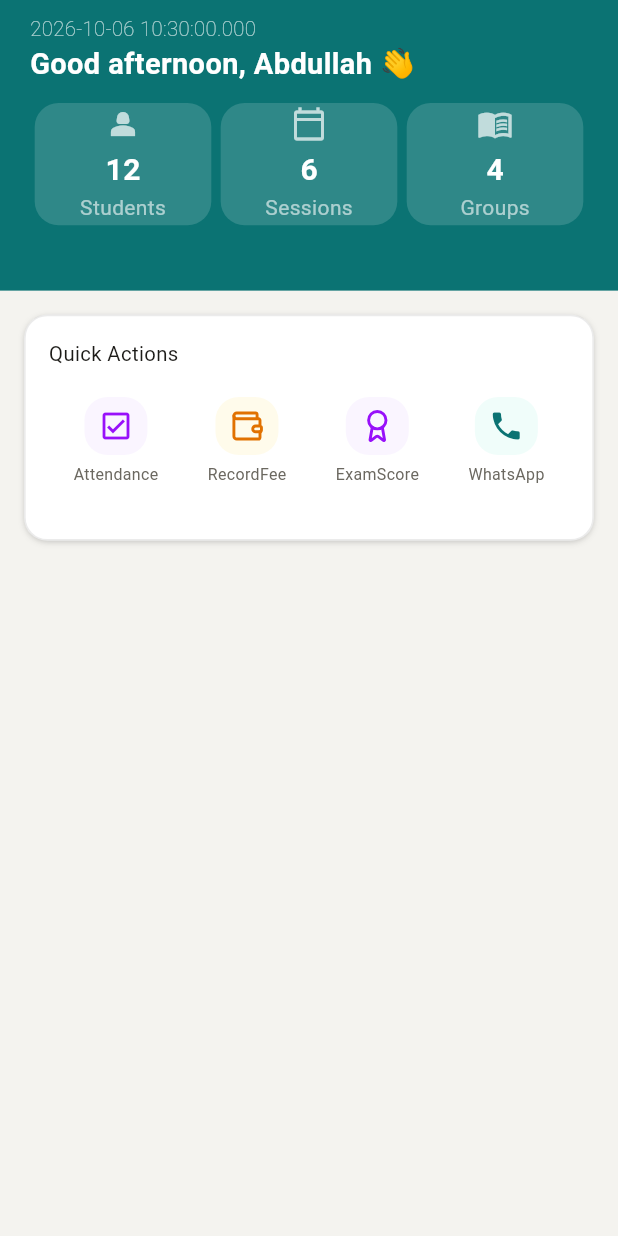
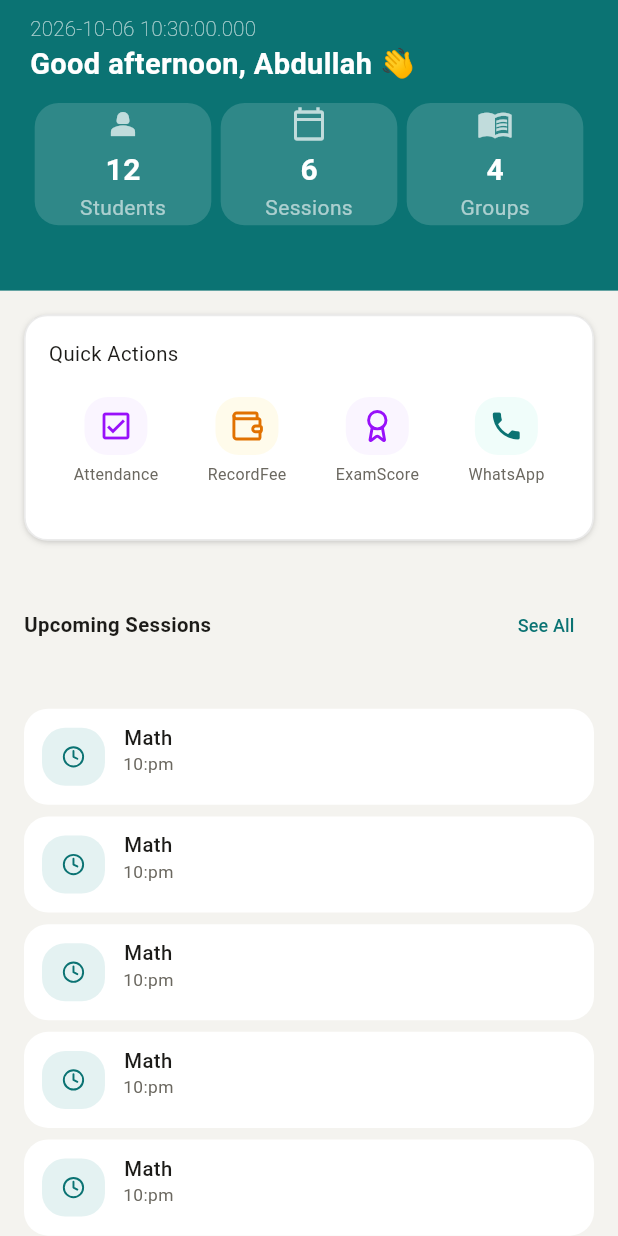
Before and after one commit to EyadWaleid/TutorDesk, a Flutter app: the screen it shows after launch, on a phone screen of 412 x 824 dp. Run offline on Flutter 3.47's test engine with Material 3 defaults, Android fonts, the phone set to English and light mode, and no system bars; our stand-ins replace drift, drift_flutter, flutter_screenutil, flutter_svg, go_router; missing offline and left inert: dart:ffi; accounts and stored records are empty; generated files the repository leaves out were written again.

Commit message:
the UI of homeScreen is completed

```diff
--- /dev/null
+++ b/lib/Screens/HomeScreen/presentation/view/QuickActionFeatures.dart
@@ -0,0 +1,121 @@
+import 'package:flutter/material.dart';
+
+import '../../../../Core/Style/coloursExtention.dart';
+import 'package:flutter_screenutil/flutter_screenutil.dart';
+
+import '../../../../generated/assets.dart';
+
+class QuickActionFeatures extends StatelessWidget {
+  const QuickActionFeatures({super.key});
+
+  @override
+  Widget build(BuildContext context) {
+    final themeColors = Theme.of(context).extension<TutorDeskColours>();
+
+    return   Padding(
+      padding: const EdgeInsets.all(16),
+      child: Container(
+        height: 156.h,
+        padding: EdgeInsets.all(16.r), // Added padding matching Figma spec
+        decoration: BoxDecoration(
+          color: Colors.white,
+          borderRadius: BorderRadius.circular(16.r), // Figma corner radius: 16
+          border: Border.all(
+            color: Colors.black.withOpacity(0.08), // Figma stroke: #000000 8%
+            width: 1.14,
+          ),
+          boxShadow: [
+            // Drop Shadow 1
+            BoxShadow(
+              color: Colors.black.withOpacity(0.1),
+              offset: const Offset(0, 1),
+              blurRadius: 3.r,
+              spreadRadius: 0,
+            ),
+            // Drop Shadow 2
+            BoxShadow(
+              color: Colors.black.withOpacity(0.10), // Figma color: #000000 10%
+              offset: const Offset(0, 1),
+              blurRadius: 2.r,
+              spreadRadius: -1.r, // Spread -1 supported directly in BoxShadow
+            ),
+          ],
+        ),
+        child: Column(
+          crossAxisAlignment: CrossAxisAlignment.start,
+          children: [
+            Text(
+              "Quick Actions",
+              style: TextStyle(
+                fontSize: 14.sp,
+                color: themeColors?.primaryBlack,
+              ),
+            ),
+            SizedBox(height: 20.h),
+            Row(
+              mainAxisAlignment: MainAxisAlignment.spaceAround,
+              children: [
+                QucikActionsFeatures(
+                  iconFeature: Icon(Icons.check_box_outlined,color: Color(0xFF9810FA),),
+                  themeColors: themeColors,
+                  iconBackgroundColour: const Color(0xFFFAF5FF),
+                  featureName: 'Attendance',
+                ),
+                QucikActionsFeatures(
+                  iconFeature: Assets.core.assets.images.walletIcon.svg(
+                    width: 24.w,
+                    height: 24.h,
+                    color: const Color(0xFFE17100),
+                  ),
+                  iconBackgroundColour: const Color(0xFFFFFBEB),
+                  featureName: "RecordFee", themeColors: themeColors,
+                ),
+                QucikActionsFeatures(
+                  iconFeature:Assets.core.assets.images.examScore.svg(
+                    width: 24.w,
+                    height: 24.h,
+                    color: Color(0xFF9810FA),
+                  ),
+                  themeColors: themeColors,
+                  iconBackgroundColour: const Color(0xFFFAF5FF),
+                  featureName: "ExamScore",
+                ),
+                QucikActionsFeatures(
+                  iconFeature: Icon(Icons.phone,color: themeColors!.primaryColour,),
+                  themeColors: themeColors,
+                  iconBackgroundColour: const Color(0xFFF0FDFA),
+                  featureName: 'WhatsApp',
+                ),
+              ],
+            ),
+          ],
+        ),
+      ),
+
+    );
+
+
+
+  }
+  Column QucikActionsFeatures({required Widget iconFeature,required TutorDeskColours? themeColors ,required Color iconBackgroundColour ,required String featureName}) {
+    return  Column(
+      mainAxisAlignment: MainAxisAlignment.center,
+      children: [
+        Container(
+            width: 40.w ,
+            height: 40.h ,
+            decoration: BoxDecoration(
+                color:iconBackgroundColour,
+                border: Border.all(style: BorderStyle.none) ,
+                borderRadius: BorderRadius.circular(16.r)
+            ),
+            child:Center(
+              child: iconFeature,
+            )),
+        SizedBox(height: 6.h,),
+        Text(featureName , style: TextStyle(color: themeColors?.textGrey , fontSize: 11.sp ),),
+      ],
+    );
+  }
+
+}
--- /dev/null
+++ b/lib/Screens/HomeScreen/presentation/view/UpcomingSessionsWiget.dart
@@ -0,0 +1,68 @@
+import 'package:flutter/material.dart';
+import 'package:flutter_screenutil/flutter_screenutil.dart';
+import '../../../../Core/Style/coloursExtention.dart';
+import '../../../../generated/assets.dart';
+
+class UpcominSessionsWidget extends StatelessWidget {
+  const UpcominSessionsWidget({
+    super.key,
+  });
+
+  @override
+  Widget build(BuildContext context) {
+    final themeColors = Theme.of(context).extension<TutorDeskColours>();
+
+    return Padding(
+      padding: EdgeInsets.all(16),
+
+      child:ListView.separated(
+        separatorBuilder: (context, index) => SizedBox(height: 8.h,),
+        shrinkWrap: true, // Allows the ListView to calculate its height based on children
+        physics: const NeverScrollableScrollPhysics(), // Disables scrolling for ListView so SingleChildScrollView handles it
+        itemCount: 5, // Make sure to set an itemCount
+        itemBuilder: (context, index) {
+          return SessionCard(className: '3bod', subject: 'Math', subTitle: '10:pm', themeColor: themeColors!);
+        },
+      ),
+    );
+  }
+
+  Container SessionCard({required String className , required String subject , required  String subTitle , required TutorDeskColours themeColor }) {
+    return Container(
+          height: 66.28.h,
+          decoration: BoxDecoration(
+            color: Colors.white,
+            borderRadius: BorderRadius.circular(16),
+          ),
+          child: Padding(
+            padding: const EdgeInsets.symmetric(horizontal: 12 ,vertical: 10 ),
+            child: Row(
+              children: [
+                Container(
+                  width: 40.w,
+                  height: 40.h,
+                  decoration: BoxDecoration(
+                    color: const Color(0xFFE4F2F2),
+                    border: Border.all(style: BorderStyle.none),
+                    borderRadius: BorderRadius.circular(16.r),
+                  ),
+                  child: Center(
+                    child: Assets.core.assets.images.clockIcon.svg(
+                      width: 16.w,
+                      height: 16.h,
+                    ),
+                  ),
+                ),
+                SizedBox(width: 12,),
+                Column(
+                  children: [
+                    Text(subject , style:  TextStyle(fontSize:14.sp, fontWeight: FontWeight.w500 , color: themeColor!.primaryBlack),),
+                    Text(subTitle , style:  TextStyle( fontSize:12.sp, color:themeColor.textGrey ),)
+                  ],
+                )
+              ],
+            ),
+          ),
+        );
+  }
+}
--- a/lib/Screens/HomeScreen/presentation/view/homeScreen.dart
+++ b/lib/Screens/HomeScreen/presentation/view/homeScreen.dart
@@ -1,8 +1,12 @@
 import 'package:flutter/material.dart';
+import 'package:tutordesk/Core/Style/AppColours.dart';
+import 'package:tutordesk/Screens/HomeScreen/presentation/view/AppbarWidget.dart';
+import 'package:tutordesk/Screens/HomeScreen/presentation/view/QuickActionFeatures.dart';
+import '../../../../Core/Style/coloursExtention.dart';
 import 'package:flutter_screenutil/flutter_screenutil.dart';
-import 'package:tutordesk/Screens/HomeScreen/presentation/view/AppbarWidget.dart';
-import '../../../../Core/Style/coloursExtention.dart';
+
 import '../../../../generated/assets.dart';
+import 'UpcomingSessionsWiget.dart';
 
 class HomeScreen extends StatelessWidget {
   const HomeScreen({super.key});
@@ -11,113 +15,45 @@ class HomeScreen extends StatelessWidget {
   Widget build(BuildContext context) {
     final themeColors = Theme.of(context).extension<TutorDeskColours>();
     return Scaffold(
-      backgroundColor:  themeColors?.backgroundColour,
-        body: Column(
+      backgroundColor: themeColors?.backgroundColour,
+      body: SingleChildScrollView(
+
+        child: Column(
           children: [
             AppBarWidget(),
+            QuickActionFeatures(),
             Padding(
               padding: const EdgeInsets.all(16),
-            child: Container(
-              height: 156.h,
-              padding: EdgeInsets.all(16.r), // Added padding matching Figma spec
-              decoration: BoxDecoration(
-                color: Colors.white,
-                borderRadius: BorderRadius.circular(16.r), // Figma corner radius: 16
-                border: Border.all(
-                  color: Colors.black.withOpacity(0.08), // Figma stroke: #000000 8%
-                  width: 1.14,
-                ),
-                boxShadow: [
-                  // Drop Shadow 1
-                  BoxShadow(
-                    color: Colors.black.withOpacity(0.1),
-                    offset: const Offset(0, 1),
-                    blurRadius: 3.r,
-                    spreadRadius: 0,
-                  ),
-                  // Drop Shadow 2
-                  BoxShadow(
-                    color: Colors.black.withOpacity(0.10), // Figma color: #000000 10%
-                    offset: const Offset(0, 1),
-                    blurRadius: 2.r,
-                    spreadRadius: -1.r, // Spread -1 supported directly in BoxShadow
-                  ),
-                ],
-              ),
-              child: Column(
-                crossAxisAlignment: CrossAxisAlignment.start,
+              child: Row(
                 children: [
                   Text(
-                    "Quick Actions",
+                    "Upcoming Sessions",
                     style: TextStyle(
+                      color: themeColors!.primaryBlack,
                       fontSize: 14.sp,
-                      color: themeColors?.primaryBlack,
+                      fontWeight: FontWeight.w600,
                     ),
                   ),
-                  SizedBox(height: 20.h),
-                  Row(
-                    mainAxisAlignment: MainAxisAlignment.spaceAround,
-                    children: [
-                      QucikActionsFeatures(
-                        iconFeature: Icon(Icons.check_box_outlined,color: Color(0xFF9810FA),),
-                        themeColors: themeColors,
-                        iconBackgroundColour: const Color(0xFFFAF5FF),
-                        featureName: 'Attendance',
+                  Spacer(),
+
+                  TextButton(
+                    onPressed: () {},
+                    child: Text(
+                      "See All",
+                      style: TextStyle(
+                        fontSize: 12,
+                        fontWeight: FontWeight.w500,
+                        color: themeColors.primaryColour,
                       ),
-                      QucikActionsFeatures(
-                        iconFeature: Assets.core.assets.images.walletIcon.svg(
-                          width: 24.w,
-                          height: 24.h,
-                          color: const Color(0xFFE17100),
                     ),
-                        iconBackgroundColour: const Color(0xFFFFFBEB),
-                        featureName: "RecordFee", themeColors: themeColors,
-                      ),
-                      QucikActionsFeatures(
-                        iconFeature:Assets.core.assets.images.examScore.svg(
-                          width: 24.w,
-                          height: 24.h,
-                          color: Color(0xFF9810FA),
-                        ),
-                        themeColors: themeColors,
-                        iconBackgroundColour: const Color(0xFFFAF5FF),
-                        featureName: "ExamScore",
-                      ),
-                      QucikActionsFeatures(
-                        iconFeature: Icon(Icons.phone,color: themeColors!.primaryColour,),
-                        themeColors: themeColors,
-                        iconBackgroundColour: const Color(0xFFF0FDFA),
-                        featureName: 'WhatsApp',
-                      ),
-                    ],
                   ),
                 ],
               ),
             ),
-          )          ],
+            UpcominSessionsWidget()
+          ],
+        ),
       ),
     );
   }
-
-  Column QucikActionsFeatures({required Widget iconFeature,required TutorDeskColours? themeColors ,required Color iconBackgroundColour ,required String featureName}) {
-    return  Column(
-      mainAxisAlignment: MainAxisAlignment.center,
-      children: [
-        Container(
-          width: 40.w ,
-          height: 40.h ,
-          decoration: BoxDecoration(
-              color:iconBackgroundColour,
-              border: Border.all(style: BorderStyle.none) ,
-              borderRadius: BorderRadius.circular(16.r)
-          ),
-          child:Center(
-              child: iconFeature,
-        )),
-        SizedBox(height: 6.h,),
-        Text(featureName , style: TextStyle(color: themeColors?.textGrey , fontSize: 11.sp ),),
-      ],
-    );
 }
-
-}
```
Lines whose indentation alone changed are shown as unchanged.
